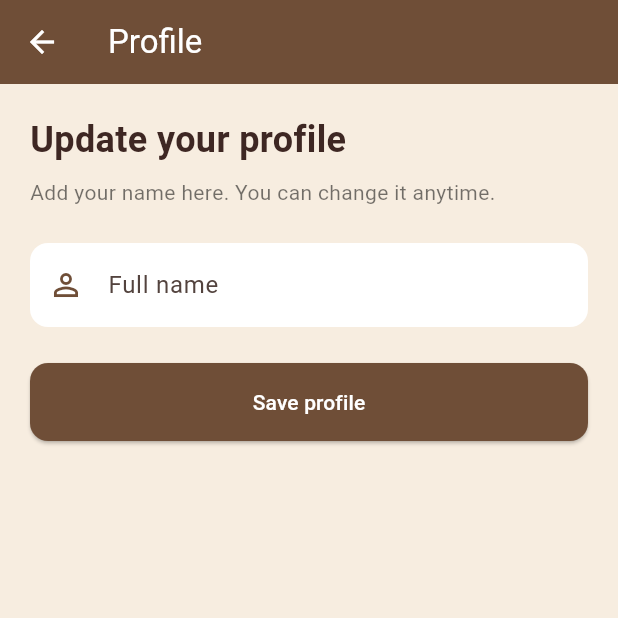
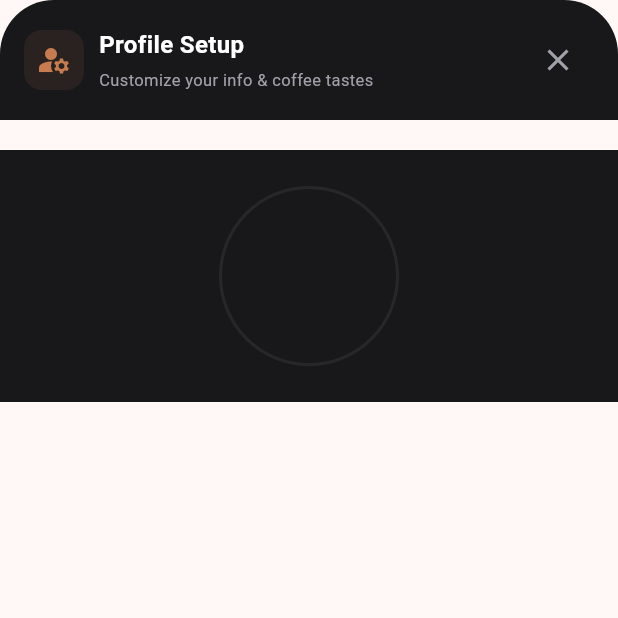
Before and after one commit to Mudasir-Rahman/cofe_app, a Flutter app: the ProfilePage screen opened by its route, on a phone screen of 412 x 824 dp, the top half of it. Run offline on Flutter 3.47's test engine with Material 3 defaults, Android fonts, the phone set to English and light mode, and no system bars; our stand-ins replace dartz, equatable, flutter_bloc, flutter_dotenv, get_it, supabase_flutter; accounts and stored records are empty.

Commit message:
now profile page is creating

```diff
--- a/lib/features/profile/presentation/profile_screen/profile_page.dart
+++ b/lib/features/profile/presentation/profile_screen/profile_page.dart
@@ -1,9 +1,4 @@
 import 'package:flutter/material.dart';
-import 'package:flutter_bloc/flutter_bloc.dart';
-
-import '../bloc/profile_bloc.dart';
-import '../bloc/profile_event.dart';
-import '../bloc/profile_state.dart';
 
 class ProfilePage extends StatefulWidget {
   const ProfilePage({super.key});
@@ -15,179 +10,92 @@ class ProfilePage extends StatefulWidget {
 class _ProfilePageState extends State<ProfilePage> {
   final _formKey = GlobalKey<FormState>();
   final _nameController = TextEditingController();
-  final _coffeeBrown = const Color(0xFF6F4E37);
-
-  bool _profileAvailable = false;
-  bool _profileExists = false;
-  String? _error;
-
-  @override
-  void dispose() {
-    _nameController.dispose();
-    super.dispose();
-  }
-
-  void _saveProfile() {
-    if (!_formKey.currentState!.validate()) return;
-
-    final fullName = _nameController.text.trim();
-    final profileBloc = context.read<ProfileBloc>();
-    if (_profileExists) {
-      profileBloc.add(UpdateProfileEvent(fullName: fullName));
-    } else {
-      profileBloc.add(CreateProfileEvent(fullName: fullName));
-    }
-  }
-
-  void _handleProfileState(ProfileState state) {
-    if (state is ProfileLoaded) {
-      _profileAvailable = true;
-      _profileExists = true;
-      _nameController.text = state.profile.fullName;
-      _error = null;
-    } else if (state is ProfileUpdated) {
-      _profileAvailable = true;
-      _profileExists = true;
-      _nameController.text = state.profile.fullName;
-      _error = null;
-      ScaffoldMessenger.of(
-        context,
-      ).showSnackBar(const SnackBar(content: Text('Profile updated.')));
-    } else if (state is ProfileCreated) {
-      _profileAvailable = true;
-      _profileExists = true;
-      _nameController.text = state.profile.fullName;
-      _error = null;
-      ScaffoldMessenger.of(
-        context,
-      ).showSnackBar(const SnackBar(content: Text('Profile created.')));
-    } else if (state is ProfileNotFound) {
-      _profileAvailable = true;
-      _profileExists = false;
-      _nameController.clear();
-      _error = null;
-    } else if (state is ProfileError) {
-      _error = state.message;
-      ScaffoldMessenger.of(
-        context,
-      ).showSnackBar(SnackBar(content: Text(state.message)));
-    }
-    setState(() {});
-  }
+  final _mobileNumberController = TextEditingController();
 
   @override
   Widget build(BuildContext context) {
-    return BlocConsumer<ProfileBloc, ProfileState>(
-      listener: (context, state) => _handleProfileState(state),
-      builder: (context, state) {
     return Scaffold(
-          backgroundColor: const Color(0xFFF7EDE0),
-          appBar: AppBar(
-            backgroundColor: _coffeeBrown,
-            foregroundColor: Colors.white,
-            title: const Text('Profile'),
+      body: Column(
+        children: [
+          Container(
+            decoration: const BoxDecoration(
+              borderRadius: BorderRadius.only(
+                topLeft: Radius.circular(36),
+                topRight: Radius.circular(36),
               ),
-          body: Padding(
-            padding: const EdgeInsets.all(20),
-            child: _profileAvailable
-                ? _buildProfileForm(state is ProfileLoading)
-                : state is ProfileError
-                ? _buildLoadError(state.message)
-                : const Center(child: CircularProgressIndicator()),
+              color: Color(0xFF18181B),
             ),
-        );
-      },
-    );
-  }
-
-  Widget _buildProfileForm(bool isSaving) {
-    return Form(
-      key: _formKey,
+            child: Padding(
+              padding: const EdgeInsets.all(16.0),
+              child: Row(
+                children: [
+                  Container(
+                    padding: const EdgeInsets.all(8),
+                    decoration: BoxDecoration(
+                      color: Color(0x1AC67C4E),
+                      borderRadius: BorderRadius.circular(12),
+                    ),
+                    child: const Icon(
+                      Icons.manage_accounts,
+                      color: Color(0xFFC67C4E),
+                    ),
+                  ),
+                  const SizedBox(width: 10),
+                  const Expanded(
                     child: Column(
-        crossAxisAlignment: CrossAxisAlignment.stretch,
+                      crossAxisAlignment: CrossAxisAlignment.start,
                       children: [
                         Text(
-            _profileExists ? 'Update your profile' : 'Set up your profile',
-            style: const TextStyle(
-              color: Color(0xFF3E2723),
-              fontSize: 24,
+                          'Profile Setup',
+                          style: TextStyle(
+                            fontSize: 16,
                             fontWeight: FontWeight.bold,
+                            color: Colors.white,
                           ),
                         ),
-          const SizedBox(height: 8),
-          const Text(
-            'Add your name here. You can change it anytime.',
-            style: TextStyle(color: Colors.black54),
-          ),
-          const SizedBox(height: 24),
-          TextFormField(
-            controller: _nameController,
-            textCapitalization: TextCapitalization.words,
-            textInputAction: TextInputAction.done,
-            decoration: InputDecoration(
-              labelText: 'Full name',
-              prefixIcon: Icon(Icons.person_outline, color: _coffeeBrown),
-              filled: true,
-              fillColor: Colors.white,
-              border: OutlineInputBorder(
-                borderRadius: BorderRadius.circular(12),
-                borderSide: BorderSide.none,
+                        SizedBox(height: 4),
+                        Text(
+                          'Customize your info & coffee tastes',
+                          style: TextStyle(
+                            fontSize: 11,
+                            color: Color(0xFFA1A1AA),
                           ),
                         ),
-            validator: (value) {
-              if (value == null || value.trim().isEmpty) {
-                return 'Please enter your name.';
-              }
-              return null;
-            },
-          ),
-          if (_error != null) ...[
-            const SizedBox(height: 12),
-            Text(_error!, style: const TextStyle(color: Colors.red)),
                       ],
-          const SizedBox(height: 24),
-          SizedBox(
-            height: 52,
-            child: ElevatedButton(
-              onPressed: isSaving ? null : _saveProfile,
-              style: ElevatedButton.styleFrom(
-                backgroundColor: _coffeeBrown,
-                foregroundColor: Colors.white,
-                shape: RoundedRectangleBorder(
-                  borderRadius: BorderRadius.circular(12),
                     ),
                   ),
-              child: isSaving
-                  ? const SizedBox(
-                      height: 24,
-                      width: 24,
-                      child: CircularProgressIndicator(
-                        strokeWidth: 2,
-                        color: Colors.white,
+                  IconButton(
+                    onPressed: () {},
+                    icon: const Icon(Icons.close, color: Color(0xFFA1A1AA)),
                   ),
-                    )
-                  : const Text('Save profile'),
+                ],
+              ),
+            ),
+          ),
+          SizedBox(height: 20),
+          Container(
+            padding: const EdgeInsets.symmetric(vertical: 24),
+            color: const Color(0xFF18181B),
+            child: Center(
+              child: Stack(
+                children: [
+                  Container(
+                    width: 120,
+                    height: 120,
+                    decoration: BoxDecoration(
+                      shape: BoxShape.circle,
+                      border: Border.all(
+                        color: const Color(0xFF27272A),
+                        width: 2,
+                      ),
+                    ),
+                  ),
+                ],
+              ),
             ),
           ),
         ],
       ),
     );
   }
-
-  Widget _buildLoadError(String message) {
-    return Center(
-      child: Column(
-        mainAxisSize: MainAxisSize.min,
-        children: [
-          Text(message, textAlign: TextAlign.center),
-          const SizedBox(height: 12),
-          ElevatedButton(
-            onPressed: () =>
-                context.read<ProfileBloc>().add(const GetProfileEvent()),
-            child: const Text('Retry'),
-          ),
-        ],
-      ),
-    );
 }
-}
--- a/pubspec.yaml
+++ b/pubspec.yaml
@@ -18,6 +18,7 @@ dependencies:
   flutter_bloc: ^9.1.1
   dartz: ^0.10.1
   get_it: ^9.2.1
+  image_picker: ^1.2.4
 
 dev_dependencies:
   flutter_test:
```
Also changed, not shown: pubspec.lock, 3 other files. Lines whose indentation alone changed are shown as unchanged.
